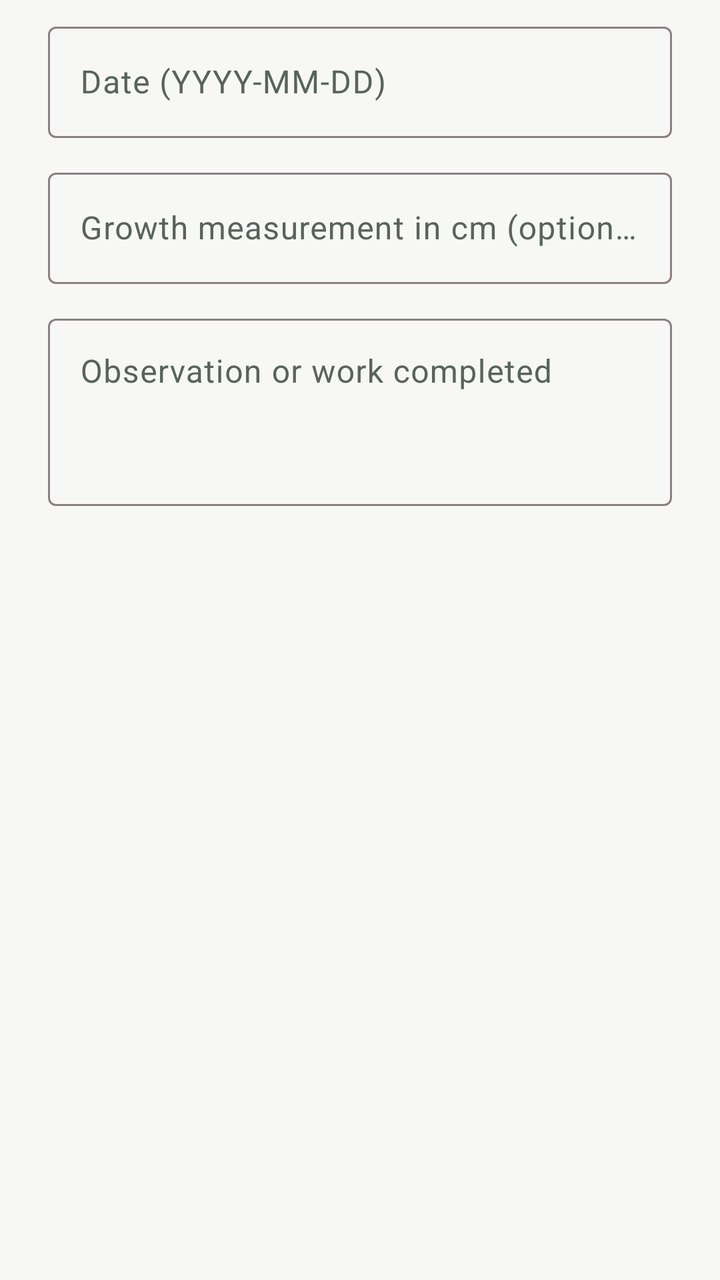
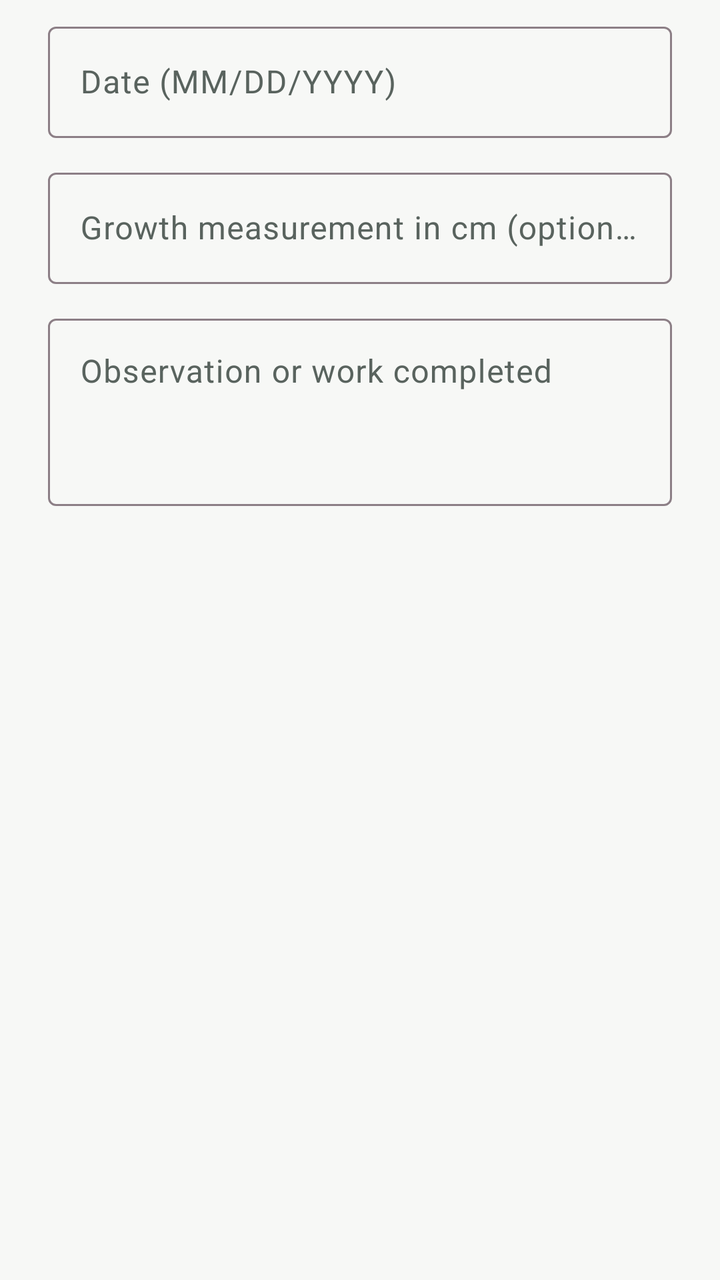

The first picture is an Android layout as it rendered before a commit; the second is the same layout after the commit. The layout source and the unified diff follow.
<!-- AndroidManifest.xml: application theme Theme.DragonView -->
<!-- res/layout/dialog_planting_update.xml -->
<?xml version="1.0" encoding="utf-8"?>
<LinearLayout xmlns:android="http://schemas.android.com/apk/res/android"
    xmlns:app="http://schemas.android.com/apk/res-auto"
    android:layout_width="match_parent"
    android:layout_height="wrap_content"
    android:orientation="vertical"
    android:paddingStart="24dp"
    android:paddingTop="8dp"
    android:paddingEnd="24dp"
    android:paddingBottom="4dp">

    <com.google.android.material.textfield.TextInputLayout
        style="@style/Widget.Material3.TextInputLayout.OutlinedBox"
        android:layout_width="match_parent"
        android:layout_height="wrap_content"
        android:hint="Date (YYYY-MM-DD)">
        <com.google.android.material.textfield.TextInputEditText
            android:id="@+id/dateInput"
            android:layout_width="match_parent"
            android:layout_height="wrap_content"
            android:inputType="date" />
    </com.google.android.material.textfield.TextInputLayout>

    <com.google.android.material.textfield.TextInputLayout
        style="@style/Widget.Material3.TextInputLayout.OutlinedBox"
        android:layout_width="match_parent"
        android:layout_height="wrap_content"
        android:layout_marginTop="12dp"
        android:hint="Growth measurement in cm (optional)">
        <com.google.android.material.textfield.TextInputEditText
            android:id="@+id/measurementInput"
            android:layout_width="match_parent"
            android:layout_height="wrap_content"
            android:inputType="numberDecimal" />
    </com.google.android.material.textfield.TextInputLayout>

    <com.google.android.material.textfield.TextInputLayout
        style="@style/Widget.Material3.TextInputLayout.OutlinedBox"
        android:layout_width="match_parent"
        android:layout_height="wrap_content"
        android:layout_marginTop="12dp"
        android:hint="Observation or work completed">
        <com.google.android.material.textfield.TextInputEditText
            android:id="@+id/noteInput"
            android:layout_width="match_parent"
            android:layout_height="wrap_content"
            android:gravity="top"
            android:inputType="textCapSentences|textMultiLine"
            android:minLines="3" />
    </com.google.android.material.textfield.TextInputLayout>

    <TextView
        android:id="@+id/photoLabel"
        android:layout_width="match_parent"
        android:layout_height="wrap_content"
        android:layout_marginTop="12dp"
        android:text="Selected progress photo"
        android:textColor="@color/dragon_magenta_dark"
        android:textSize="12sp"
        android:textStyle="bold"
        android:visibility="gone" />

    <ImageView
        android:id="@+id/photoPreview"
        android:layout_width="match_parent"
        android:layout_height="160dp"
        android:layout_marginTop="8dp"
        android:contentDescription="Selected plant progress photo"
        android:scaleType="centerCrop"
        android:visibility="gone" />

    <TextView
        android:id="@+id/errorText"
        android:layout_width="match_parent"
        android:layout_height="wrap_content"
        android:layout_marginTop="8dp"
        android:textColor="@color/dragon_error"
        android:textSize="12sp" />
</LinearLayout>
<!-- resources referenced by this layout -->
<resources>
  <color name="dragon_error">#B3261E</color>
  <color name="dragon_magenta_dark">#C50E55</color>
  <style name="Theme.DragonView" parent="Theme.DragonView.Base" />
  <color name="dragon_magenta">#E51564</color>
  <color name="on_accent">#FFFFFF</color>
  <color name="dragon_surface_variant">@color/plum_mist_100</color>
  <color name="dragon_green">#159C50</color>
  <color name="dragon_green_soft">#E4F7EB</color>
  <color name="black">@color/ink</color>
  <color name="dragon_yellow">#9A6514</color>
  <color name="dragon_yellow_soft">#FFF0D5</color>
  <color name="dragon_surface">@color/warm_ivory</color>
  <color name="neo_surface_high">#FFFFFF</color>
  <color name="dragon_outline">#8C7F86</color>
  <color name="fifo_urgent_soft">#F8DEDC</color>
  <style name="Widget.DragonView.Card" parent="Widget.Material3.CardView.Filled">
          <item name="cardBackgroundColor">@color/neo_surface_high</item>
          <item name="cardCornerRadius">20dp</item>
          <item name="cardElevation">1dp</item>
          <item name="strokeColor">@color/neo_highlight</item>
          <item name="strokeWidth">1dp</item>
      </style>
  <style name="ShapeAppearance.DragonView.Small" parent="ShapeAppearance.Material3.Corner.Small">
          <item name="cornerFamily">rounded</item>
          <item name="cornerSize">12dp</item>
      </style>
  <style name="ShapeAppearance.DragonView.Medium" parent="ShapeAppearance.Material3.Corner.Medium">
          <item name="cornerFamily">rounded</item>
          <item name="cornerSize">16dp</item>
      </style>
  <style name="ShapeAppearance.DragonView.Large" parent="ShapeAppearance.Material3.Corner.Large">
          <item name="cornerFamily">rounded</item>
          <item name="cornerSize">20dp</item>
      </style>
  <style name="TextAppearance.DragonView.HeadlineSmall" parent="TextAppearance.Material3.HeadlineSmall">
          <item name="android:fontFamily">sans-serif-medium</item>
          <item name="android:textColor">@color/ink</item>
          <item name="android:textSize">24sp</item>
          <item name="android:letterSpacing">-0.01</item>
      </style>
  <style name="TextAppearance.DragonView.TitleLarge" parent="TextAppearance.Material3.TitleLarge">
          <item name="android:fontFamily">sans-serif-medium</item>
          <item name="android:textColor">@color/ink</item>
          <item name="android:textSize">20sp</item>
          <item name="android:letterSpacing">-0.01</item>
      </style>
  <style name="TextAppearance.DragonView.TitleMedium" parent="TextAppearance.Material3.TitleMedium">
          <item name="android:fontFamily">sans-serif-medium</item>
          <item name="android:textColor">@color/ink</item>
          <item name="android:textSize">16sp</item>
          <item name="android:letterSpacing">0</item>
      </style>
  <style name="TextAppearance.DragonView.BodyLarge" parent="TextAppearance.Material3.BodyLarge">
          <item name="android:fontFamily">sans-serif</item>
          <item name="android:textColor">@color/ink</item>
          <item name="android:textSize">16sp</item>
          <item name="android:lineSpacingExtra">4dp</item>
      </style>
  <style name="TextAppearance.DragonView.BodyMedium" parent="TextAppearance.Material3.BodyMedium">
          <item name="android:fontFamily">sans-serif</item>
          <item name="android:textColor">@color/muted_ink</item>
          <item name="android:textSize">14sp</item>
          <item name="android:lineSpacingExtra">3dp</item>
      </style>
  <color name="warm_ivory">#F7F8F6</color>
  <color name="ink">#211A1E</color>
  <color name="muted_ink">#59635E</color>
  <color name="neo_surface_low">#F0F3F1</color>
  <color name="white">#FFFFFF</color>
  <color name="plum_orchid_400">#D86892</color>
  <color name="plum_mist_100">#F7E2EA</color>
  <dimen name="button_height">52dp</dimen>
  <dimen name="touch_target">48dp</dimen>
  <color name="focus_ripple">#207D1F43</color>
  <color name="neo_highlight">#DCE3DF</color>
  <!-- unchanged entries left out for length: 4 -->
</resources>

<!-- the commit's change to res/layout/dialog_planting_update.xml (unified diff, before → after) -->
@@ -13,12 +13,13 @@
         style="@style/Widget.Material3.TextInputLayout.OutlinedBox"
         android:layout_width="match_parent"
         android:layout_height="wrap_content"
-        android:hint="Date (YYYY-MM-DD)">
+        android:hint="Date (MM/DD/YYYY)">
         <com.google.android.material.textfield.TextInputEditText
             android:id="@+id/dateInput"
             android:layout_width="match_parent"
             android:layout_height="wrap_content"
-            android:inputType="date" />
+            android:inputType="number"
+            android:maxLength="10" />
     </com.google.android.material.textfield.TextInputLayout>
 
     <com.google.android.material.textfield.TextInputLayout
<!-- resource entries referenced after the edit -->
@@ -6,7 +6,7 @@
   <color name="dragon_magenta">#E51564</color>
   <color name="on_accent">#FFFFFF</color>
   <color name="dragon_surface_variant">@color/plum_mist_100</color>
-  <color name="dragon_green">#159C50</color>
+  <color name="dragon_green">#0D7F40</color>
   <color name="dragon_green_soft">#E4F7EB</color>
   <color name="black">@color/ink</color>
   <color name="dragon_yellow">#9A6514</color>
